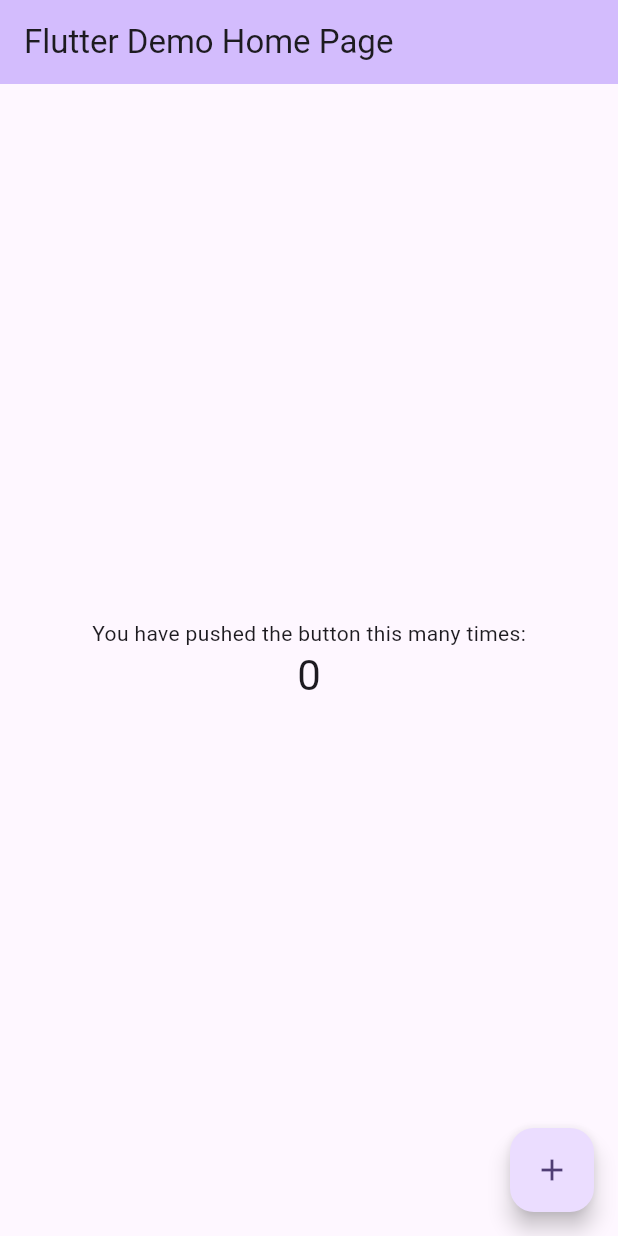
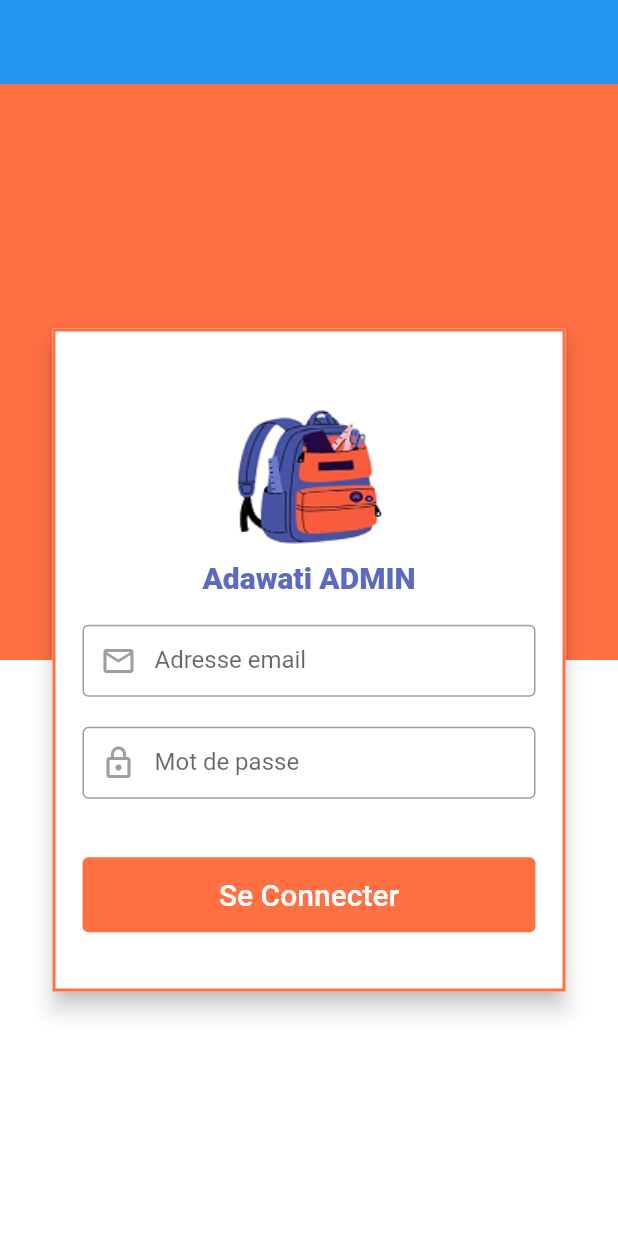
Before and after one commit to NourElHoudaAmmari/Adawati_admin_panel, a Flutter app: the screen it shows after launch, on a phone screen of 412 x 824 dp. Run offline on Flutter 3.47's test engine with Material 2 defaults, Android fonts, the light colour scheme and no system bars; our stand-ins replace cloud_firestore, firebase_core, google_fonts; missing offline and left inert: dim_loading_dialog; accounts and stored records are empty.

Commit message:
add changes

```diff
--- /dev/null
+++ b/lib/Screens/login_screen.dart
@@ -0,0 +1,232 @@
+import 'package:adawati_admin_panel/Screens/home_screen.dart';
+import 'package:flutter/material.dart';
+import 'package:adawati_admin_panel/constants.dart';
+import 'package:dim_loading_dialog/dim_loading_dialog.dart';
+import 'package:adawati_admin_panel/services/firebase_services.dart';
+import 'package:firebase_core/firebase_core.dart';
+class MyHomePage extends StatefulWidget {
+  MyHomePage({super.key});
+
+
+
+  @override
+  State<MyHomePage> createState() => _MyHomePageState();
+}
+
+class _MyHomePageState extends State<MyHomePage> {
+  final Future<FirebaseApp> _initialization = Firebase.initializeApp();
+
+final _formkey = GlobalKey<FormState>();
+FirebaseServices _services = FirebaseServices();
+String email="";
+String password="";
+
+
+  @override
+  Widget build(BuildContext context) {
+   DimLoadingDialog dimDialog = DimLoadingDialog(
+context,
+    blur: 2,
+    backgroundColor: const Color(0x33000000),
+    animationDuration: const Duration(milliseconds: 500));
+
+    return Scaffold(
+      appBar: AppBar(
+elevation: 0.0,
+centerTitle: true,
+
+      ),
+      body:FutureBuilder(
+        future: _initialization,
+        builder: (context,snapshot){
+          if(snapshot.hasError){
+            return Center(child: Text('Connexion réfusé'),);
+          }
+          if(snapshot.connectionState == ConnectionState.done){
+            return Container (
+        decoration: const BoxDecoration(
+          gradient: LinearGradient(
+            colors: [
+          Color(0xFFFF7043),
+            Colors.white
+            ],
+            stops: [1.0,1.0],
+            begin: Alignment.topCenter,
+            end: Alignment(0.0, 0.0)
+            ),
+        ),
+        child: Center(
+          child: Container(
+            width: 350,
+            height: 450,
+            child: Card(
+              elevation: 6,
+              shape: Border.all(color: kPrimaryColor,width: 2),
+              child: Padding(
+                padding: const EdgeInsets.all(20.0),
+                child: Form(
+                  key: _formkey,
+                  child: Column(
+                    mainAxisAlignment: MainAxisAlignment.spaceAround,
+                    children: [
+                      Container(
+                        child: Column(
+                          children: [
+                            Image.asset('assets/images/logo.png'),
+                            Text('Adawati ADMIN',style: TextStyle(fontWeight: FontWeight.w900,fontSize: 20,color: kontColor),),
+                            SizedBox(height: 20,),
+                        TextFormField(
+                             cursorColor: kPrimaryColor,
+                          validator: (value) {
+                            if(value!.isEmpty){
+                              return 'Veuillez saisir une adresse mail';
+                            }
+                            setState(() {
+                              email = value;
+                            });
+                            return null;
+                          },
+                          decoration: const InputDecoration(
+
+                            hintText: 'Adresse email',
+                          labelText: 'Adresse email',
+                            prefixIcon: Icon(Icons.email_outlined,color: Colors.grey,),
+                         contentPadding: EdgeInsets.only(left: 20,right: 20),
+                            border: OutlineInputBorder(),
+                            focusedBorder: OutlineInputBorder(
+                              borderSide: BorderSide(
+                                color: kPrimaryColor,
+                                width: 2
+                              ),
+                            ),
+                          ),
+                        ),
+                        SizedBox(height: 20,),
+                        TextFormField(
+                             cursorColor: kPrimaryColor,
+                               validator: (value) {
+                            if(value!.isEmpty){
+                              return 'Veuillez saisir un mot de passe';
+                            }
+                            if(value.length<6){
+                              return 'Au moins 6 caractéres';
+                            }
+                            setState(() {
+                              password = value;
+                            });
+                            return null;
+                          },
+                          obscureText: true,
+                          decoration: const InputDecoration(
+                            hintText: 'Mot de passe',
+                            labelText: 'Mot de passe',
+                            prefixIcon: Icon(Icons.lock_outline,color: Colors.grey,),
+                            contentPadding: EdgeInsets.only(left: 20,right: 20),
+                            border: OutlineInputBorder(),
+                            focusedBorder: OutlineInputBorder(
+                              borderSide: BorderSide(
+                                color: kPrimaryColor,
+                                width: 2
+                              ),
+                            ),
+                          ),
+                        ),
+
+                          ],
+                        ),
+                      ),
+
+                      Row(
+                        children: [
+                          Expanded(
+                            child:TextButton(
+                            onPressed: ()async{
+                              if(_formkey.currentState!.validate()){
+                                dimDialog.show();
+                                _services.getAdminCredentials().then((value){
+                               value.docs.forEach((doc) {
+                                if(doc.get('email')==email){
+                              if(doc.get('password')==password){
+                                dimDialog.dismiss();
+                                Navigator.pushReplacement(
+                                    context,
+                                    MaterialPageRoute(builder: (BuildContext context) => HomeScreen()));
+                              }else{
+                                dimDialog.dismiss();
+                                _showMyDialog(
+                          title: 'Mot de passe invalid',
+                          message: 'Mot de passe saisi invalide.',
+                         );
+                              }
+                                  Navigator.pushReplacement(
+                                    context,
+                                    MaterialPageRoute(builder: (BuildContext context) => HomeScreen()));
+                                }else{
+                                  dimDialog.dismiss();
+                         _showMyDialog(
+                          title: 'Adresse email invalid',
+                          message: 'Adresse email saisie invalide.',
+                         );
+                                }
+                               });
+                                });
+                                print('validé');
+                              }
+                            },
+                             style: ButtonStyle(
+                                 minimumSize: MaterialStateProperty.all<Size>(Size(120, 50)),
+                  foregroundColor: MaterialStateProperty.all<Color>(Colors.white),
+                  backgroundColor: MaterialStateProperty.all<Color>(kPrimaryColor),
+                ),
+                             child: Text('Se Connecter',style: TextStyle(fontSize: 20),),
+                             ),
+                          ),
+                        ],
+                      )
+                    ],
+                  ),
+                ),
+              ),
+            ),
+          ),
+        ),
+      );
+          }
+          return Center(
+            child: CircularProgressIndicator(),
+          );
+        },
+        ),
+
+      );
+  }
+  Future<void> _showMyDialog({title,message}) async {
+  return showDialog<void>(
+    context: context,
+    barrierDismissible: false, // user must tap button!
+    builder: (BuildContext context) {
+      return AlertDialog(
+        title:  Text(title),
+        content: SingleChildScrollView(
+          child: ListBody(
+            children:  <Widget>[
+              Text(message),
+              Text('Veuillez réessayer'),
+            ],
+          ),
+        ),
+        actions: <Widget>[
+          TextButton(
+            child: Text('OK'),
+            onPressed: () {
+              Navigator.of(context).pop();
+            },
+          ),
+        ],
+      );
+    },
+  );
+}
+
+
+}
--- /dev/null
+++ b/lib/constants.dart
@@ -0,0 +1,10 @@
+import 'package:flutter/material.dart';
+
+const kPrimaryColor = Color(0xFFFF7043);
+const kontColor = Color(0xFF5C6BC0);
+const kPrimaryLightColor = Color(0xFFF5F5F5);
+const primaryColor = Color(0xFF2697FF);
+const secondaryColor = Color(0xFF2A2D3E);
+const bgColor = Color(0xFF212332);
+
+const double defaultPadding = 16.0;
--- a/lib/main.dart
+++ b/lib/main.dart
@@ -1,125 +1,49 @@
+
+import 'package:adawati_admin_panel/Screens/login_screen.dart';
+import 'package:adawati_admin_panel/services/firebase_services.dart';
+import 'package:firebase_core/firebase_core.dart';
 import 'package:flutter/material.dart';
+import 'constants.dart';
+import 'package:dim_loading_dialog/dim_loading_dialog.dart';
+import 'package:cloud_firestore/cloud_firestore.dart';
 
-void main() {
-  runApp(const MyApp());
+void main() async {
+
+WidgetsFlutterBinding.ensureInitialized();
+await Firebase.initializeApp(
+  options: FirebaseOptions(
+ apiKey: "AIzaSyCkMtHeRa5qvup24yPS7-NL7BO9uY4QHlc",
+    appId: "1:556775697133:web:5305a4060247df2b56bae4",
+    messagingSenderId: "556775697133",
+      projectId: "adawati-7f36f")
+);
+FirebaseFirestore.instance.settings =
+  const Settings(cacheSizeBytes: Settings.CACHE_SIZE_UNLIMITED);
+runApp(MyApp());
 }
-
 class MyApp extends StatelessWidget {
   const MyApp({super.key});
 
   // This widget is the root of your application.
   @override
   Widget build(BuildContext context) {
+    //close dialog
     return MaterialApp(
-      title: 'Flutter Demo',
+      debugShowCheckedModeBanner: false,
+
+
       theme: ThemeData(
-        // This is the theme of your application.
-        //
-        // TRY THIS: Try running your application with "flutter run". You'll see
-        // the application has a blue toolbar. Then, without quitting the app,
-        // try changing the seedColor in the colorScheme below to Colors.green
-        // and then invoke "hot reload" (save your changes or press the "hot
-        // reload" button in a Flutter-supported IDE, or press "r" if you used
-        // the command line to start the app).
-        //
-        // Notice that the counter didn't reset back to zero; the application
-        // state is not lost during the reload. To reset the state, use hot
-        // restart instead.
-        //
-        // This works for code too, not just values: Most code changes can be
-        // tested with just a hot reload.
-        colorScheme: ColorScheme.fromSeed(seedColor: Colors.deepPurple),
-        useMaterial3: true,
+        primaryColor: Color(0xFFFF7043),
+        backgroundColor: Color(0xFFFF7043),
+        textTheme: TextTheme(
+          headline6: TextStyle(
+            color: Color(0xFFFF7043),
+            fontSize: 20,
+            fontWeight: FontWeight.bold,
+          ),
+        ),
       ),
-      home: const MyHomePage(title: 'Flutter Demo Home Page'),
+      home:  MyHomePage(),
     );
   }
 }
-
-class MyHomePage extends StatefulWidget {
-  const MyHomePage({super.key, required this.title});
-
-  // This widget is the home page of your application. It is stateful, meaning
-  // that it has a State object (defined below) that contains fields that affect
-  // how it looks.
-
-  // This class is the configuration for the state. It holds the values (in this
-  // case the title) provided by the parent (in this case the App widget) and
-  // used by the build method of the State. Fields in a Widget subclass are
-  // always marked "final".
-
-  final String title;
-
-  @override
-  State<MyHomePage> createState() => _MyHomePageState();
-}
-
-class _MyHomePageState extends State<MyHomePage> {
-  int _counter = 0;
-
-  void _incrementCounter() {
-    setState(() {
-      // This call to setState tells the Flutter framework that something has
-      // changed in this State, which causes it to rerun the build method below
-      // so that the display can reflect the updated values. If we changed
-      // _counter without calling setState(), then the build method would not be
-      // called again, and so nothing would appear to happen.
-      _counter++;
-    });
-  }
-
-  @override
-  Widget build(BuildContext context) {
-    // This method is rerun every time setState is called, for instance as done
-    // by the _incrementCounter method above.
-    //
-    // The Flutter framework has been optimized to make rerunning build methods
-    // fast, so that you can just rebuild anything that needs updating rather
-    // than having to individually change instances of widgets.
-    return Scaffold(
-      appBar: AppBar(
-        // TRY THIS: Try changing the color here to a specific color (to
-        // Colors.amber, perhaps?) and trigger a hot reload to see the AppBar
-        // change color while the other colors stay the same.
-        backgroundColor: Theme.of(context).colorScheme.inversePrimary,
-        // Here we take the value from the MyHomePage object that was created by
-        // the App.build method, and use it to set our appbar title.
-        title: Text(widget.title),
-      ),
-      body: Center(
-        // Center is a layout widget. It takes a single child and positions it
-        // in the middle of the parent.
-        child: Column(
-          // Column is also a layout widget. It takes a list of children and
-          // arranges them vertically. By default, it sizes itself to fit its
-          // children horizontally, and tries to be as tall as its parent.
-          //
-          // Column has various properties to control how it sizes itself and
-          // how it positions its children. Here we use mainAxisAlignment to
-          // center the children vertically; the main axis here is the vertical
-          // axis because Columns are vertical (the cross axis would be
-          // horizontal).
-          //
-          // TRY THIS: Invoke "debug painting" (choose the "Toggle Debug Paint"
-          // action in the IDE, or press "p" in the console), to see the
-          // wireframe for each widget.
-          mainAxisAlignment: MainAxisAlignment.center,
-          children: <Widget>[
-            const Text(
-              'You have pushed the button this many times:',
-            ),
-            Text(
-              '$_counter',
-              style: Theme.of(context).textTheme.headlineMedium,
-            ),
-          ],
-        ),
-      ),
-      floatingActionButton: FloatingActionButton(
-        onPressed: _incrementCounter,
-        tooltip: 'Increment',
-        child: const Icon(Icons.add),
-      ), // This trailing comma makes auto-formatting nicer for build methods.
-    );
-  }
-}
--- /dev/null
+++ b/lib/services/firebase_services.dart
@@ -0,0 +1,8 @@
+import 'package:cloud_firestore/cloud_firestore.dart';
+
+class FirebaseServices{
+  Future<QuerySnapshot> getAdminCredentials(){
+var result = FirebaseFirestore.instance.collection('Admin').get();
+return result;
+  }
+}
```
Also changed, not shown: lib/Screens/home_screen.dart (added, +10 -0 lines), lib/widgets/simple_app_bar.dart (added, +60 -0 lines), pubspec.yaml (+16 -4 lines), assets/images/logo.png (added), pubspec.lock, 5 other files.
